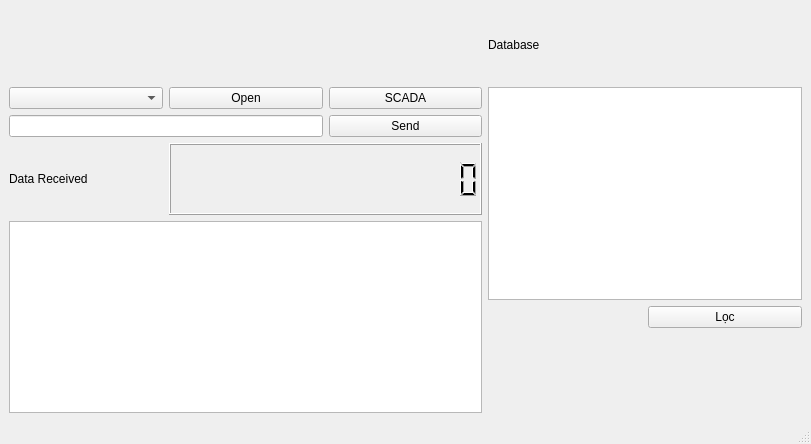
Before: the Qt Designer form mainwindow.ui in mrblam/uart_log_qt, drawn with Qt 5.
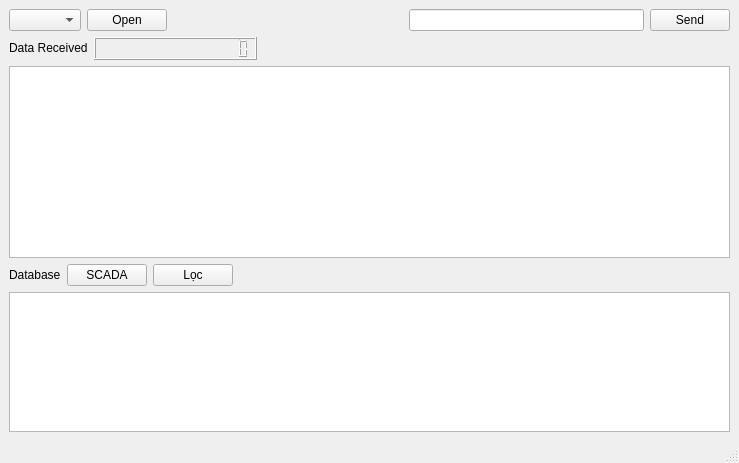
After: the same form once the commit is applied.

What changed in the file:
```diff
--- a/mainwindow.ui
+++ b/mainwindow.ui
@@ -6,8 +6,8 @@
    <rect>
     <x>0</x>
     <y>0</y>
-    <width>811</width>
-    <height>444</height>
+    <width>739</width>
+    <height>463</height>
    </rect>
   </property>
   <property name="windowTitle">
@@ -15,31 +15,101 @@
   </property>
   <widget class="QWidget" name="centralwidget">
    <layout class="QGridLayout" name="gridLayout">
-    <item row="4" column="0" rowspan="3" colspan="3">
-     <widget class="QListWidget" name="listMessage"/>
-    </item>
-    <item row="0" column="3">
-     <widget class="QLabel" name="labelDatabase">
+    <item row="0" column="0">
+     <layout class="QVBoxLayout" name="verticalLayout_4">
+      <item>
+       <layout class="QVBoxLayout" name="verticalLayout_2">
+        <item>
+         <layout class="QVBoxLayout" name="verticalLayout">
+          <item>
+           <layout class="QHBoxLayout" name="horizontalLayout">
+            <item>
+             <widget class="QComboBox" name="portList">
+              <property name="sizePolicy">
+               <sizepolicy hsizetype="Preferred" vsizetype="Fixed">
+                <horstretch>0</horstretch>
+                <verstretch>0</verstretch>
+               </sizepolicy>
+              </property>
+             </widget>
+            </item>
+            <item>
+             <widget class="QPushButton" name="pushOpen">
+              <property name="sizePolicy">
+               <sizepolicy hsizetype="Minimum" vsizetype="Fixed">
+                <horstretch>0</horstretch>
+                <verstretch>0</verstretch>
+               </sizepolicy>
+              </property>
       <property name="text">
-       <string>Database</string>
+               <string>Open</string>
       </property>
      </widget>
     </item>
-    <item row="1" column="0">
-     <widget class="QComboBox" name="portList"/>
-    </item>
-    <item row="1" column="3" rowspan="4" colspan="2">
-     <widget class="QTableView" name="tableViewDb"/>
-    </item>
-    <item row="1" column="2">
-     <widget class="QPushButton" name="btnScada">
+            <item>
+             <spacer name="horizontalSpacer_2">
+              <property name="orientation">
+               <enum>Qt::Horizontal</enum>
+              </property>
+              <property name="sizeHint" stdset="0">
+               <size>
+                <width>40</width>
+                <height>20</height>
+               </size>
+              </property>
+             </spacer>
+            </item>
+            <item>
+             <widget class="QLineEdit" name="lnMessage">
+              <property name="sizePolicy">
+               <sizepolicy hsizetype="Expanding" vsizetype="Fixed">
+                <horstretch>0</horstretch>
+                <verstretch>0</verstretch>
+               </sizepolicy>
+              </property>
+             </widget>
+            </item>
+            <item>
+             <widget class="QPushButton" name="btnSend">
+              <property name="sizePolicy">
+               <sizepolicy hsizetype="Minimum" vsizetype="Fixed">
+                <horstretch>0</horstretch>
+                <verstretch>0</verstretch>
+               </sizepolicy>
+              </property>
       <property name="text">
-       <string>SCADA</string>
+               <string>Send</string>
       </property>
      </widget>
     </item>
-    <item row="3" column="1" colspan="2">
+           </layout>
+          </item>
+          <item>
+           <layout class="QHBoxLayout" name="horizontalLayout_2"/>
+          </item>
+          <item>
+           <layout class="QHBoxLayout" name="horizontalLayout_4">
+            <item>
+             <widget class="QLabel" name="labelReceivedData">
+              <property name="sizePolicy">
+               <sizepolicy hsizetype="Preferred" vsizetype="Fixed">
+                <horstretch>0</horstretch>
+                <verstretch>0</verstretch>
+               </sizepolicy>
+              </property>
+              <property name="text">
+               <string>Data Received</string>
+              </property>
+             </widget>
+            </item>
+            <item>
      <widget class="QLCDNumber" name="msgCounter">
+              <property name="sizePolicy">
+               <sizepolicy hsizetype="Minimum" vsizetype="Fixed">
+                <horstretch>0</horstretch>
+                <verstretch>0</verstretch>
+               </sizepolicy>
+              </property>
       <property name="font">
        <font>
         <bold>false</bold>
@@ -56,37 +126,91 @@
       </property>
      </widget>
     </item>
-    <item row="2" column="2">
-     <widget class="QPushButton" name="btnSend">
-      <property name="text">
-       <string>Send</string>
-      </property>
-     </widget>
-    </item>
-    <item row="1" column="1">
-     <widget class="QPushButton" name="pushOpen">
+            <item>
+             <spacer name="horizontalSpacer_3">
+              <property name="orientation">
+               <enum>Qt::Horizontal</enum>
+              </property>
+              <property name="sizeHint" stdset="0">
+               <size>
+                <width>40</width>
+                <height>20</height>
+               </size>
+              </property>
+             </spacer>
+            </item>
+           </layout>
+          </item>
+          <item>
+           <widget class="QListWidget" name="listMessage">
+            <property name="sizePolicy">
+             <sizepolicy hsizetype="Expanding" vsizetype="Fixed">
+              <horstretch>0</horstretch>
+              <verstretch>0</verstretch>
+             </sizepolicy>
+            </property>
+           </widget>
+          </item>
+         </layout>
+        </item>
+       </layout>
+      </item>
+      <item>
+       <layout class="QVBoxLayout" name="verticalLayout_3">
+        <item>
+         <layout class="QHBoxLayout" name="horizontalLayout_3">
+          <item>
+           <widget class="QLabel" name="labelDatabase">
       <property name="text">
-       <string>Open</string>
+             <string>Database</string>
       </property>
      </widget>
     </item>
-    <item row="2" column="0" colspan="2">
-     <widget class="QLineEdit" name="lnMessage"/>
-    </item>
-    <item row="3" column="0">
-     <widget class="QLabel" name="labelReceivedData">
+          <item>
+           <widget class="QPushButton" name="btnScada">
+            <property name="sizePolicy">
+             <sizepolicy hsizetype="Minimum" vsizetype="Fixed">
+              <horstretch>0</horstretch>
+              <verstretch>0</verstretch>
+             </sizepolicy>
+            </property>
       <property name="text">
-       <string>Data Received</string>
+             <string>SCADA</string>
       </property>
      </widget>
     </item>
-    <item row="5" column="4">
+          <item>
      <widget class="QPushButton" name="pushQuery">
       <property name="text">
        <string>Lọc</string>
       </property>
      </widget>
     </item>
+          <item>
+           <spacer name="horizontalSpacer">
+            <property name="orientation">
+             <enum>Qt::Horizontal</enum>
+            </property>
+            <property name="sizeHint" stdset="0">
+             <size>
+              <width>40</width>
+              <height>20</height>
+             </size>
+            </property>
+           </spacer>
+          </item>
+         </layout>
+        </item>
+        <item>
+         <layout class="QFormLayout" name="formLayout"/>
+        </item>
+        <item>
+         <widget class="QTableView" name="tableViewDb"/>
+        </item>
+       </layout>
+      </item>
+     </layout>
+    </item>
    </layout>
   </widget>
   <widget class="QMenuBar" name="menubar">
```
Left out of the diff: 2 changed lines with no effect on the pictures. Lines whose indentation alone changed are shown as unchanged.
